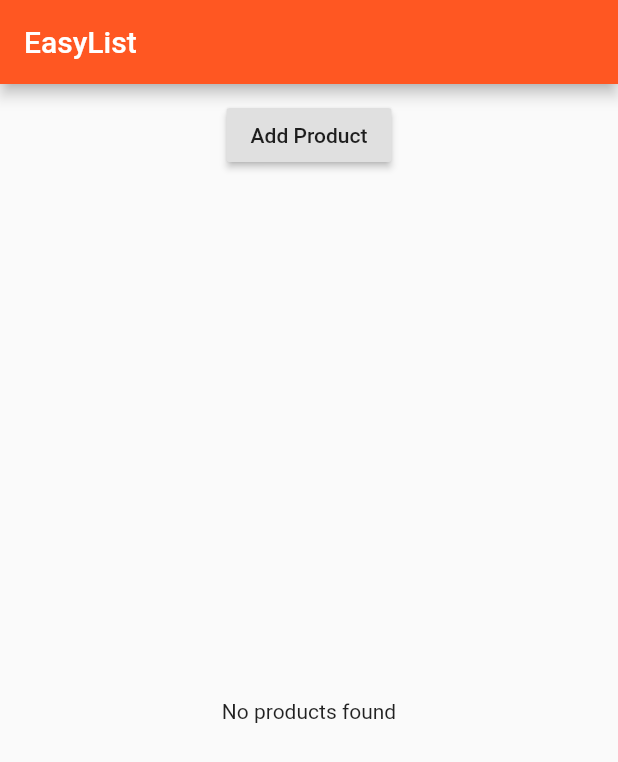
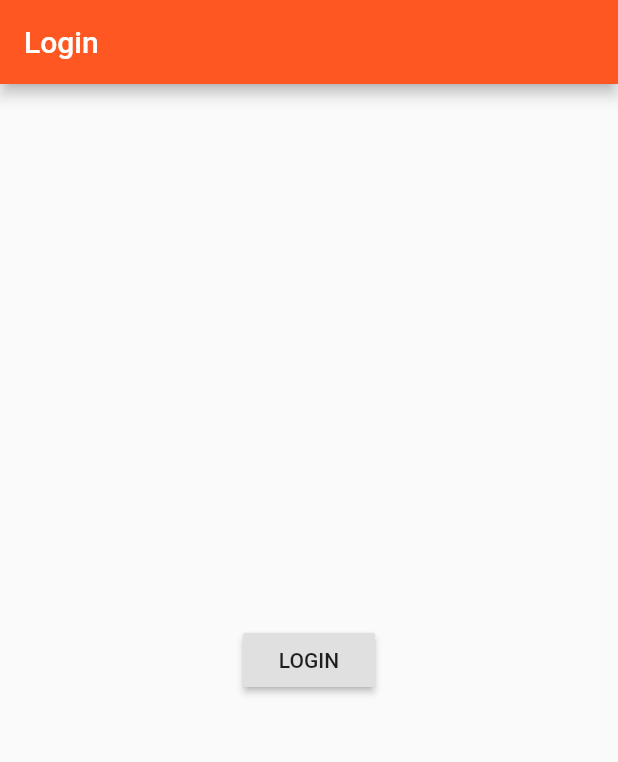
Before and after one commit to Luquatic/first_app, a Flutter app: the screen it shows after launch, on a phone screen of 412 x 824 dp. Shown: the top 762 px of the screen. Run offline on Flutter 3.47's test engine with Material 2 defaults, Android fonts, the phone set to English and light mode, and no system bars.

```diff
--- a/lib/main.dart
+++ b/lib/main.dart
@@ -1,6 +1,6 @@
 import 'package:flutter/material.dart';
 
-import './product_manager.dart';
+import './pages/auth.dart';
 
 void main() => runApp(MyApp());
 
@@ -8,14 +8,8 @@ class MyApp extends StatelessWidget {
   @override
   Widget build(BuildContext context) {
     return MaterialApp(
-      theme: ThemeData(
-        primarySwatch: Colors.deepOrange),
-      home: Scaffold(
-        appBar: AppBar(
-          title: Text('EasyList'),
-        ),
-        body: ProductManager(),
-      ),
+      theme: ThemeData(primarySwatch: Colors.deepOrange),
+      home: AuthPage(),
     );
   }
 }
--- /dev/null
+++ b/lib/pages/auth.dart
@@ -0,0 +1,26 @@
+import 'package:flutter/material.dart';
+
+import './products.dart';
+
+class AuthPage extends StatelessWidget {
+  @override
+  Widget build(BuildContext context) {
+    return Scaffold(
+      appBar: AppBar(
+        title: Text('Login'),
+      ),
+      body: Center(
+        child: RaisedButton(
+          child: Text('LOGIN'),
+          onPressed: () {
+            Navigator.pushReplacement(
+              context,
+              MaterialPageRoute(
+                  builder: (BuildContext context) => ProductsPage()),
+            );
+          },
+        ),
+      ),
+    );
+  }
+}
--- a/lib/pages/home.dart
+++ b/lib/pages/products.dart
@@ -2,7 +2,7 @@ import 'package:flutter/material.dart';
 
 import '../product_manager.dart';
 
-class HomePage extends StatelessWidget {
+class ProductsPage extends StatelessWidget {
   @override
   Widget build(BuildContext context) {
     return Scaffold(
--- a/lib/product_control.dart
+++ b/lib/product_control.dart
@@ -7,11 +7,11 @@ class ProductControl extends StatelessWidget {
 
   @override
   Widget build(BuildContext context) {
-    return RaisedButton(
+    return FloatingActionButton(
       onPressed: () {
         addProduct({'title': 'Chocolate', 'image': 'assets/food.jpg'});
       },
-      child: Text('Add Product'),
+      child: Icon(Icons.add),
     );
   }
 }
```
Also changed, not shown: lib/pages/product.dart (+8 -1 lines), lib/product_manager.dart (+8 -1 lines).
